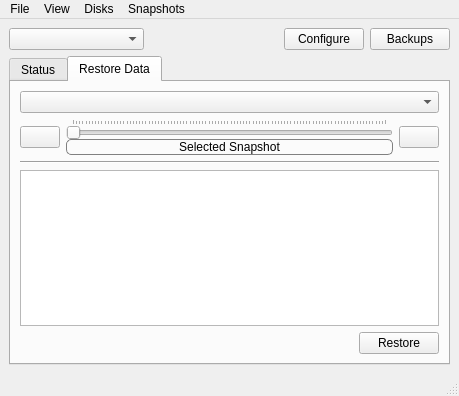
The window that lp-gui/LPMain.ui (pcbsd/pcbsd-projects) describes before a commit, drawn with Qt 5.
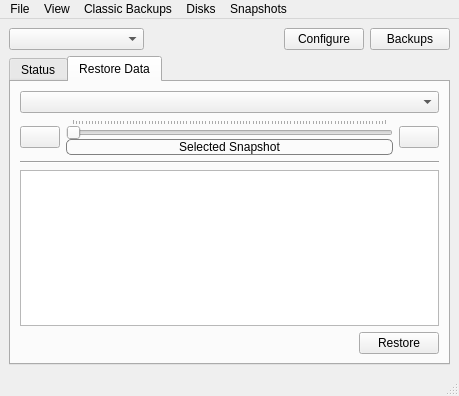
The same window after the commit. Icons and pictures are not drawn.

Commit message: Get the GUI stuff completely done (all tied together and actively enabled/disabled). Now I just need to fill out the functions that call the backend to actually perform actions.

Patch:
```diff
--- a/lp-gui/LPMain.ui
+++ b/lp-gui/LPMain.ui
@@ -396,8 +396,16 @@
     <addaction name="action_newSnapshot"/>
     <addaction name="action_rmSnapshot"/>
    </widget>
+   <widget class="QMenu" name="menuClassic_Backups">
+    <property name="title">
+     <string>Classic Backups</string>
+    </property>
+    <addaction name="actionCompress_Home_Dir"/>
+    <addaction name="actionExtract_Home_Dir"/>
+   </widget>
    <addaction name="menuFile"/>
    <addaction name="menuView"/>
+   <addaction name="menuClassic_Backups"/>
    <addaction name="menuDisks"/>
    <addaction name="menuSnapshots"/>
   </widget>
```
Left out of the diff: 27 changed lines with no effect on the pictures. The commit also changes 2 other files.
